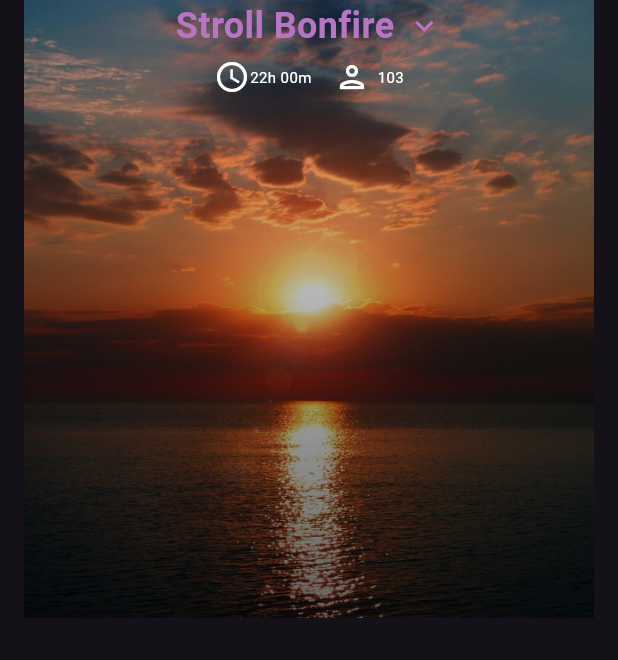
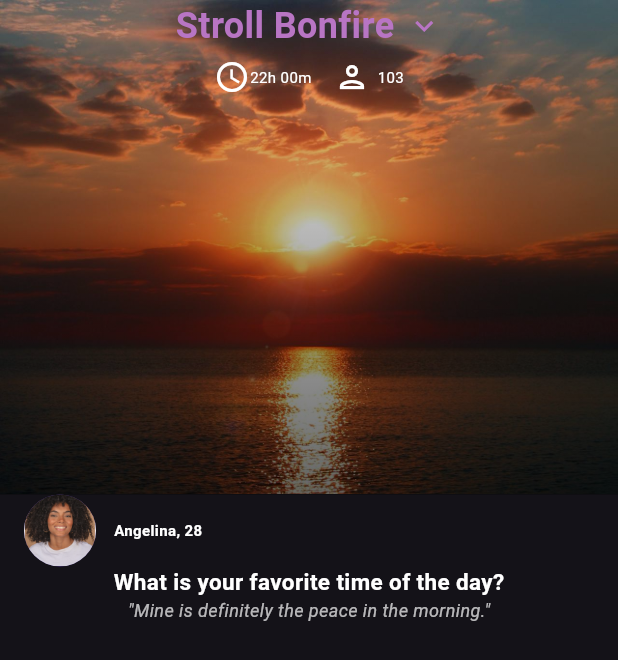
Before and after one commit to Devdeejay27/Stroll-UI, a Flutter app: the screen it shows after launch, on a phone screen of 412 x 824 dp. Shown: the top 660 px of the screen. Run offline on Flutter 3.47's test engine with Material 3 defaults, Android fonts, the phone set to English and light mode, and no system bars.

Commit message:
Finished profile section

```diff
--- a/lib/screens/stroll_ui_screen.dart
+++ b/lib/screens/stroll_ui_screen.dart
@@ -1,5 +1,6 @@
 import 'package:flutter/material.dart';
 import 'package:stroll/widgets/header_section.dart';
+import 'package:stroll/widgets/profile_section.dart';
 
 class StrollUiScreen extends StatelessWidget {
   const StrollUiScreen({super.key});
@@ -9,15 +10,14 @@ class StrollUiScreen extends StatelessWidget {
     return const Scaffold(
       body: SafeArea(
         child: SingleChildScrollView(
-          child: Padding(
-            padding: EdgeInsets.symmetric(horizontal: 16.0),
           child: Column(
             crossAxisAlignment: CrossAxisAlignment.start,
             children: [
               //Header Section
               HeaderSection(),
+              // Profile Section
+              ProfileSection(),
             ],
-            ),
           ),
         ),
       ),
--- a/lib/widgets/header_section.dart
+++ b/lib/widgets/header_section.dart
@@ -7,7 +7,7 @@ class HeaderSection extends StatelessWidget {
   Widget build(BuildContext context) {
     return Container(
       width: MediaQuery.of(context).size.width,
-      height: MediaQuery.of(context).size.height * 0.5,
+      height: MediaQuery.of(context).size.height * 0.4,
       // Background Image
       decoration: const BoxDecoration(
         image: DecorationImage(
--- /dev/null
+++ b/lib/widgets/profile_section.dart
@@ -0,0 +1,59 @@
+import 'package:flutter/material.dart';
+
+class ProfileSection extends StatelessWidget {
+  const ProfileSection({super.key});
+
+  @override
+  Widget build(BuildContext context) {
+    return Padding(
+      padding: const EdgeInsets.symmetric(horizontal: 16.0),
+      child: Column(
+        crossAxisAlignment: CrossAxisAlignment.start,
+        mainAxisAlignment: MainAxisAlignment.center,
+        children: [
+          // Profile Picture
+          const Row(
+            children: [
+              CircleAvatar(
+                radius: 24,
+                backgroundImage: AssetImage('assets/images/profile.png'),
+              ),
+              SizedBox(width: 12),
+              Text(
+                'Angelina, 28',
+                style: TextStyle(
+                  color: Colors.white,
+                  fontSize: 10,
+                  fontWeight: FontWeight.bold,
+                ),
+              ),
+            ],
+          ),
+
+          //Question and Answer
+          const Center(
+            child: Text(
+              'What is your favorite time of the day?',
+              style: TextStyle(
+                color: Colors.white,
+                fontSize: 15,
+                fontWeight: FontWeight.bold,
+              ),
+            ),
+          ),
+
+          Center(
+            child: Text(
+              '"Mine is definitely the peace in the morning."',
+              style: TextStyle(
+                color: Colors.white.withOpacity(0.7),
+                fontSize: 12,
+                fontStyle: FontStyle.italic,
+              ),
+            ),
+          ),
+        ],
+      ),
+    );
+  }
+}
```
Also changed, not shown: assets/images/profile.png (added). Lines whose indentation alone changed are shown as unchanged.
